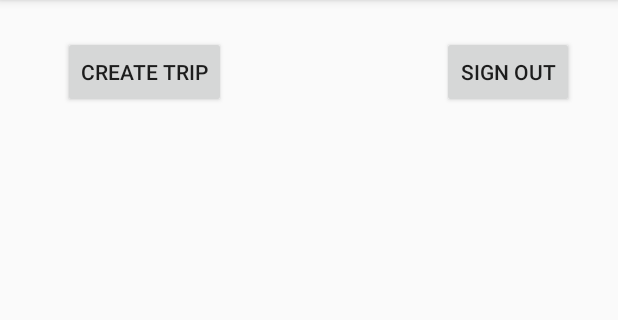
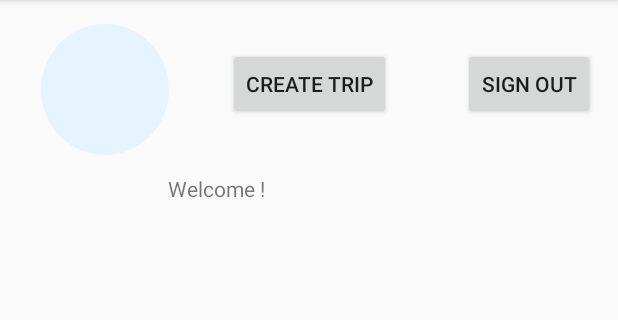
Before and after one commit to nzahara1/MAD_Assigments, an Android app: the screen it shows after launch once a user with an empty profile is signed in (TripActivity), on a phone screen of 412 x 824 dp, the part 84-404 px from its top. Run offline under Robolectric (Android 15) with nearby library versions, the phone set to English and light mode, and no system bars; our stand-ins replace Firebase (no records; nobody signed in at launch, a user with empty details on screens opened directly), Picasso; 1 statement that could not run was skipped.

```diff
--- a/HW07A/app/build.gradle
+++ b/HW07A/app/build.gradle
@@ -38,7 +38,7 @@ dependencies {
     implementation 'com.google.firebase:firebase-core:17.2.1'
     //  implementation 'com.rengwuxian.materialedittext:library:2.1.4'
     implementation 'com.squareup.picasso:picasso:2.71828'
-    implementation 'com.google.firebase:firebase-storage:16.0.3'
+    implementation 'com.google.firebase:firebase-storage:17.0.0'
 }
 
 apply plugin: 'com.google.gms.google-services'
--- a/HW07A/app/src/main/java/com/example/hw07a/TripActivity.java
+++ b/HW07A/app/src/main/java/com/example/hw07a/TripActivity.java
@@ -1,24 +1,59 @@
 package com.example.hw07a;
 
+import androidx.annotation.NonNull;
 import androidx.appcompat.app.AppCompatActivity;
 
 import android.content.Intent;
 import android.os.Bundle;
+import android.util.Log;
 import android.view.View;
+import android.widget.ImageView;
+import android.widget.TextView;
+import android.widget.Toast;
 
+import com.google.android.gms.tasks.OnFailureListener;
+import com.google.android.gms.tasks.OnSuccessListener;
 import com.google.firebase.auth.FirebaseAuth;
 import com.google.firebase.auth.FirebaseUser;
+import com.google.firebase.firestore.DocumentReference;
+import com.google.firebase.firestore.DocumentSnapshot;
 import com.google.firebase.firestore.FirebaseFirestore;
+import com.google.firebase.storage.FirebaseStorage;
+import com.squareup.picasso.Picasso;
 
 public class TripActivity extends AppCompatActivity {
+
+    User user;
 
     @Override
     protected void onCreate(Bundle savedInstanceState) {
         super.onCreate(savedInstanceState);
         setContentView(R.layout.activity_trip);
-
         final Intent intent = getIntent();
+        final ImageView imageView = findViewById(R.id.profile_id);
         if (intent != null) {
+            TextView userName = findViewById(R.id.user_id);
+            FirebaseAuth auth = LoginActivity.mAuth;
+            FirebaseUser currentUser = auth.getCurrentUser();
+            userName.setText("Welcome " + currentUser.getEmail() + "!");
+            //upload user pic
+            FirebaseFirestore db = FirebaseFirestore.getInstance();
+            DocumentReference docRef = db.collection("users").document(LoginActivity.mAuth.getUid());
+            docRef.get().addOnSuccessListener(new OnSuccessListener<DocumentSnapshot>() {
+                @Override
+                public void onSuccess(DocumentSnapshot documentSnapshot) {
+                    user = documentSnapshot.toObject(User.class);
+                    if (!user.getAvatar_url().isEmpty()) {
+                        Picasso.get().load(user.getAvatar_url()).into(imageView);
+                    }
+                }
+            }).addOnFailureListener(new OnFailureListener() {
+                @Override
+                public void onFailure(@NonNull Exception e) {
+                    Toast.makeText(TripActivity.this, "Unable to fetch user details", Toast.LENGTH_LONG).show();
+                    return;
+                }
+            });
             findViewById(R.id.create_trip_btn).setOnClickListener(new View.OnClickListener() {
                 @Override
                 public void onClick(View view) {
@@ -36,6 +71,15 @@ public class TripActivity extends AppCompatActivity {
                     finish();
                 }
             });
+
+            imageView.setOnClickListener(new View.OnClickListener() {
+                @Override
+                public void onClick(View view) {
+                    Intent intent1 = new Intent(TripActivity.this, SignUpActivity.class);
+                    intent1.putExtra("users", user);
+                    startActivity(intent1);
+                }
+            });
         }
     }
 }
--- a/HW07A/app/src/main/res/drawable/circle.xml
+++ b/HW07A/app/src/main/res/drawable/circle.xml
@@ -1,3 +1,3 @@
 <shape xmlns:android="http://schemas.android.com/apk/res/android" android:shape="oval">
-    <solid android:color="#48b3ff"/>
+    <solid android:color="#e5f4ff"/>
 </shape>
--- a/HW07A/app/src/main/res/layout/activity_login.xml
+++ b/HW07A/app/src/main/res/layout/activity_login.xml
@@ -27,7 +27,7 @@
         android:layout_marginTop="54dp"
         android:ems="10"
         android:hint="Password"
-        android:inputType="textPersonName"
+        android:inputType="textPassword"
         android:text="@string/passwordid"
         app:layout_constraintStart_toStartOf="parent"
         app:layout_constraintTop_toBottomOf="@+id/user_name" />
--- a/HW07A/app/src/main/res/layout/activity_trip.xml
+++ b/HW07A/app/src/main/res/layout/activity_trip.xml
@@ -10,8 +10,8 @@
         android:id="@+id/create_trip_btn"
         android:layout_width="wrap_content"
         android:layout_height="wrap_content"
-        android:layout_marginStart="42dp"
-        android:layout_marginTop="24dp"
+        android:layout_marginStart="152dp"
+        android:layout_marginTop="32dp"
         android:text="@string/createtripbtn"
         app:layout_constraintStart_toStartOf="parent"
         app:layout_constraintTop_toTopOf="parent" />
@@ -20,8 +20,8 @@
         android:id="@+id/signout_btn"
         android:layout_width="wrap_content"
         android:layout_height="wrap_content"
-        android:layout_marginStart="144dp"
-        android:layout_marginTop="24dp"
+        android:layout_marginStart="48dp"
+        android:layout_marginTop="32dp"
         android:text="@string/signoutbtn"
         app:layout_constraintStart_toEndOf="@+id/create_trip_btn"
         app:layout_constraintTop_toTopOf="parent" />
@@ -29,9 +29,29 @@
     <androidx.recyclerview.widget.RecyclerView
         android:id="@+id/recycler_view"
         android:layout_width="387dp"
-        android:layout_height="620dp"
-        android:layout_marginStart="12dp"
-        android:layout_marginTop="104dp"
+        android:layout_height="547dp"
+        android:layout_marginStart="16dp"
+        android:layout_marginTop="36dp"
         app:layout_constraintStart_toStartOf="parent"
-        app:layout_constraintTop_toTopOf="parent" />
+        app:layout_constraintTop_toBottomOf="@+id/user_id" />
+
+    <TextView
+        android:id="@+id/user_id"
+        android:layout_width="0dp"
+        android:layout_height="18dp"
+        android:layout_marginStart="112dp"
+        android:layout_marginTop="36dp"
+        android:text="@string/userid"
+        app:layout_constraintStart_toStartOf="parent"
+        app:layout_constraintTop_toBottomOf="@+id/create_trip_btn" />
+
+    <ImageView
+        android:id="@+id/profile_id"
+        android:layout_width="85dp"
+        android:layout_height="87dp"
+        android:layout_marginStart="27dp"
+        android:layout_marginTop="16dp"
+        app:layout_constraintStart_toStartOf="parent"
+        app:layout_constraintTop_toTopOf="parent"
+        app:srcCompat="@drawable/circle" />
 </androidx.constraintlayout.widget.ConstraintLayout>
--- a/HW07A/app/src/main/res/values/strings.xml
+++ b/HW07A/app/src/main/res/values/strings.xml
@@ -15,4 +15,5 @@
     <string name="tripname"></string>
     <string name="chatname" />
     <string name="tripcreatebtn">Trip Create</string>
+    <string name="userid" />
 </resources>
```
Also changed, not shown: HW07A/app/src/main/java/com/example/hw07a/LoginActivity.java (+1 -27 lines), HW07A/app/src/main/java/com/example/hw07a/SignUpActivity.java (+96 -54 lines), HW07A/app/src/main/java/com/example/hw07a/User.java (+8 -6 lines).
